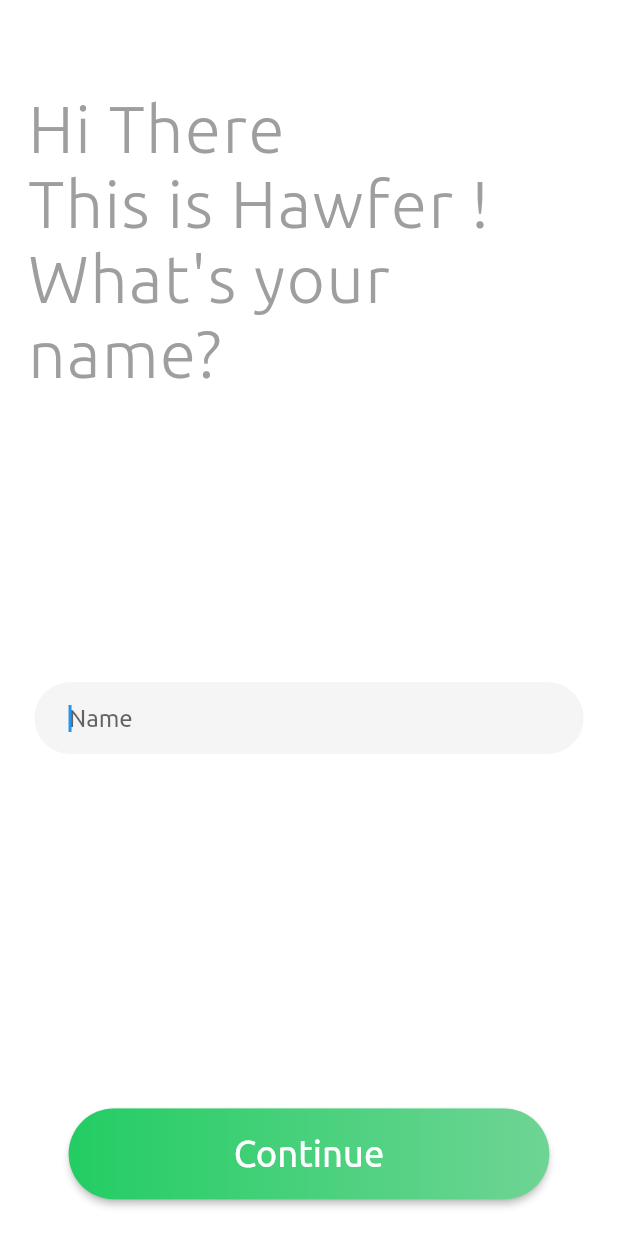
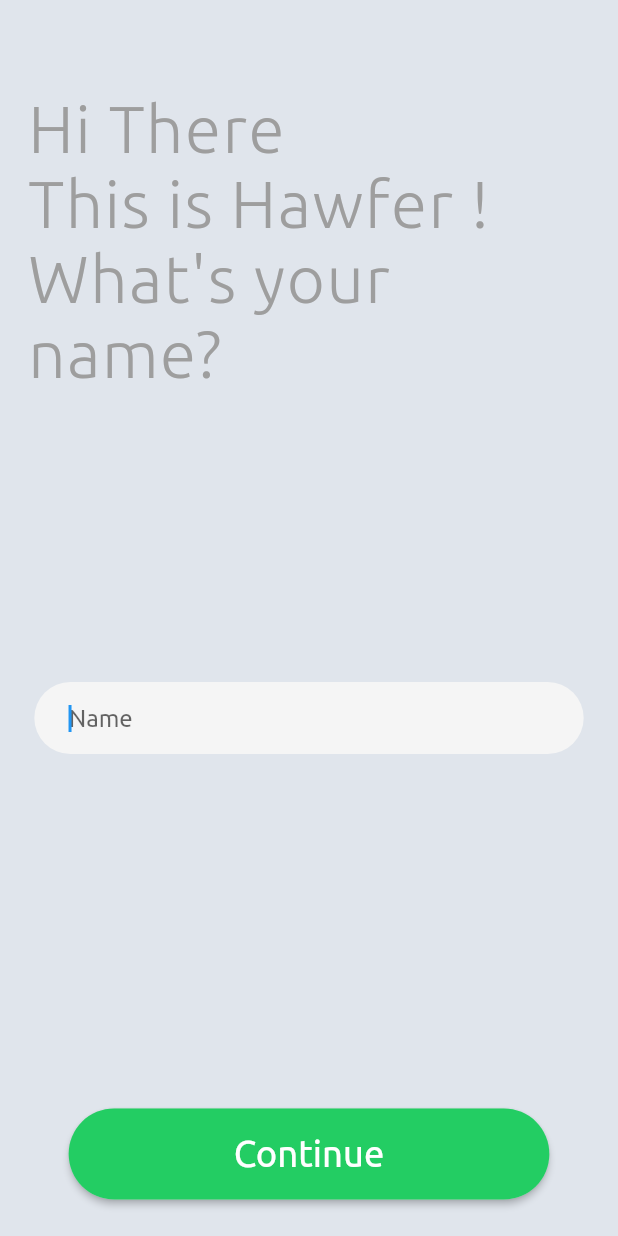
Before and after one commit to Laytoder/udus, a Flutter app: the NamePage screen opened directly with empty values, on a phone screen of 412 x 824 dp. Run offline on Flutter 3.47's test engine with Material 2 defaults, Android fonts, the phone set to English and light mode, and no system bars; our stand-ins replace cached_network_image, carousel_slider, circular_profile_avatar, cloud_firestore, firebase_auth, firebase_messaging and 15 more; missing offline and left inert: angles, flutter_polyline_points, geoflutterfire, google_directions_api, google_map_location_picker; accounts and stored records are empty; statements that could not run were skipped; project files that could hold a hidden picture were left out.

Commit message:
all pages colour scheme and neumorphism

```diff
--- a/lib/Pages/namePage.dart
+++ b/lib/Pages/namePage.dart
@@ -1,4 +1,5 @@
 import 'package:flutter/material.dart';
+import 'package:flutter_neumorphic/flutter_neumorphic.dart';
 import 'package:frute/AppState.dart';
 import 'package:frute/Pages/phoneNumPage.dart';
 import 'package:frute/widgets/pageHeading.dart';
@@ -26,6 +27,7 @@
     width = MediaQuery.of(context).size.width;
     height = MediaQuery.of(context).size.height;
     return Scaffold(
+      backgroundColor: Color(0xffE0E5EC),
       body: Column(
         //mainAxisAlignment: MainAxisAlignment.spaceEvenly,
         children: <Widget>[
@@ -113,10 +115,7 @@
                       color: Color.fromRGBO(35, 205, 99, 0.2),
                     ),
                   ],
-                  gradient: LinearGradient(colors: [
-                    Color.fromRGBO(35, 205, 99, 1),
-                    Color.fromRGBO(35, 205, 99, 0.5)
-                  ]),
+                  color: Color.fromRGBO(35, 205, 99, 1),
                   borderRadius: BorderRadius.all(
                     Radius.circular((40 / 678) * height),
                   ),
--- a/lib/Pages/otpPage.dart
+++ b/lib/Pages/otpPage.dart
@@ -114,6 +114,7 @@
     return Stack(
       children: <Widget>[
         Scaffold(
+          backgroundColor: Color(0xffE0E5EC),
           appBar: AppBar(
             title: invalidState
                 ? Text(
--- a/lib/Pages/phoneNumPage.dart
+++ b/lib/Pages/phoneNumPage.dart
@@ -1,4 +1,5 @@
 import 'package:flutter/material.dart';
+import 'package:flutter_neumorphic/flutter_neumorphic.dart';
 import 'package:frute/widgets/pageHeading.dart';
 import 'package:intl_phone_number_input/intl_phone_number_input.dart';
 import 'package:shared_preferences/shared_preferences.dart';
@@ -25,6 +26,7 @@
     height = MediaQuery.of(context).size.height;
     width = MediaQuery.of(context).size.width;
     return Scaffold(
+      backgroundColor: Color(0xffE0E5EC),
       body: Column(
         children: <Widget>[
           Container(
```
